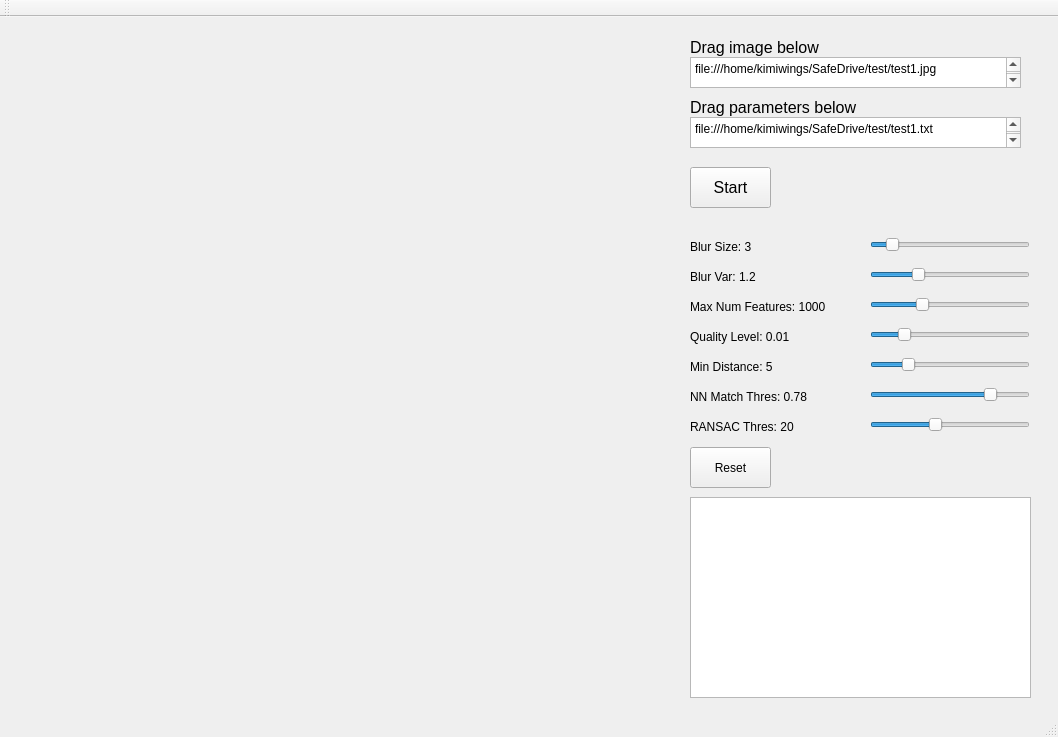
jiawei-mo/SafeDrive, file mainwindow.ui: the form before one commit.
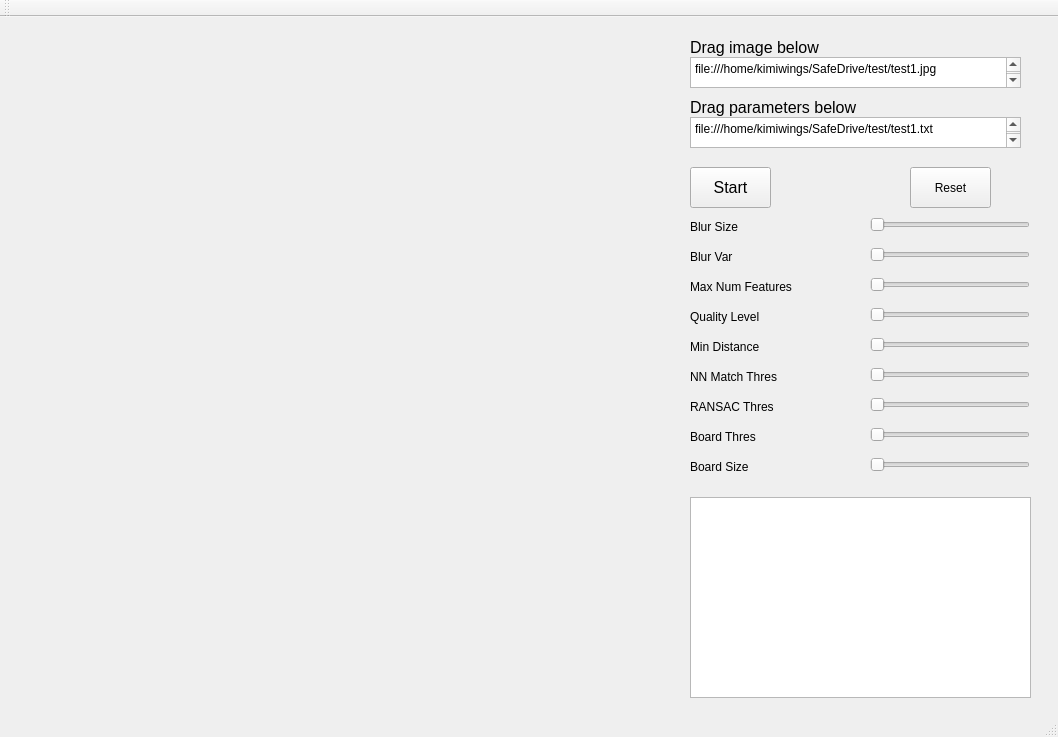
The form after the commit.

Diff of the .ui file:
```diff
--- a/mainwindow.ui
+++ b/mainwindow.ui
@@ -34,20 +34,20 @@
     <property name="geometry">
      <rect>
       <x>690</x>
-      <y>280</y>
+      <y>260</y>
       <width>161</width>
       <height>20</height>
      </rect>
     </property>
     <property name="text">
-     <string>Max Num Features: 1000</string>
+     <string>Max Num Features</string>
     </property>
    </widget>
    <widget class="QSlider" name="slider_MNF">
     <property name="geometry">
      <rect>
       <x>870</x>
-      <y>280</y>
+      <y>260</y>
       <width>160</width>
       <height>16</height>
      </rect>
@@ -64,8 +64,11 @@
     <property name="pageStep">
      <number>300</number>
     </property>
+    <property name="value">
+     <number>100</number>
+    </property>
     <property name="sliderPosition">
-     <number>1000</number>
+     <number>100</number>
     </property>
     <property name="orientation">
      <enum>Qt::Horizontal</enum>
@@ -75,7 +78,7 @@
     <property name="geometry">
      <rect>
       <x>870</x>
-      <y>310</y>
+      <y>290</y>
       <width>160</width>
       <height>16</height>
      </rect>
@@ -90,7 +93,7 @@
      <number>1</number>
     </property>
     <property name="value">
-     <number>10</number>
+     <number>1</number>
     </property>
     <property name="orientation">
      <enum>Qt::Horizontal</enum>
@@ -100,33 +103,33 @@
     <property name="geometry">
      <rect>
       <x>690</x>
-      <y>310</y>
+      <y>290</y>
       <width>161</width>
       <height>20</height>
      </rect>
     </property>
     <property name="text">
-     <string>Quality Level: 0.01</string>
+     <string>Quality Level</string>
     </property>
    </widget>
    <widget class="QLabel" name="label_NMT">
     <property name="geometry">
      <rect>
       <x>690</x>
-      <y>370</y>
+      <y>350</y>
       <width>161</width>
       <height>20</height>
      </rect>
     </property>
     <property name="text">
-     <string>NN Match Thres: 0.78</string>
+     <string>NN Match Thres</string>
     </property>
    </widget>
    <widget class="QSlider" name="slider_MD">
     <property name="geometry">
      <rect>
       <x>870</x>
-      <y>340</y>
+      <y>320</y>
       <width>160</width>
       <height>16</height>
      </rect>
@@ -138,10 +141,10 @@
      <number>20</number>
     </property>
     <property name="value">
-     <number>5</number>
+     <number>1</number>
     </property>
     <property name="sliderPosition">
-     <number>5</number>
+     <number>1</number>
     </property>
     <property name="orientation">
      <enum>Qt::Horizontal</enum>
@@ -151,7 +154,7 @@
     <property name="geometry">
      <rect>
       <x>870</x>
-      <y>370</y>
+      <y>350</y>
       <width>160</width>
       <height>16</height>
      </rect>
@@ -163,7 +166,7 @@
      <number>100</number>
     </property>
     <property name="value">
-     <number>78</number>
+     <number>0</number>
     </property>
     <property name="orientation">
      <enum>Qt::Horizontal</enum>
@@ -173,33 +176,33 @@
     <property name="geometry">
      <rect>
       <x>690</x>
-      <y>340</y>
+      <y>320</y>
       <width>161</width>
       <height>20</height>
      </rect>
     </property>
     <property name="text">
-     <string>Min Distance: 5</string>
+     <string>Min Distance</string>
     </property>
    </widget>
    <widget class="QLabel" name="label_RT">
     <property name="geometry">
      <rect>
       <x>690</x>
-      <y>400</y>
+      <y>380</y>
       <width>161</width>
       <height>20</height>
      </rect>
     </property>
     <property name="text">
-     <string>RANSAC Thres: 20</string>
+     <string>RANSAC Thres</string>
     </property>
    </widget>
    <widget class="QSlider" name="slider_BS">
     <property name="geometry">
      <rect>
       <x>870</x>
-      <y>220</y>
+      <y>200</y>
       <width>160</width>
       <height>16</height>
      </rect>
@@ -208,13 +211,13 @@
      <number>1</number>
     </property>
     <property name="maximum">
-     <number>20</number>
+     <number>10</number>
     </property>
     <property name="pageStep">
      <number>7</number>
     </property>
     <property name="value">
-     <number>3</number>
+     <number>1</number>
     </property>
     <property name="orientation">
      <enum>Qt::Horizontal</enum>
@@ -224,7 +227,7 @@
     <property name="geometry">
      <rect>
       <x>870</x>
-      <y>400</y>
+      <y>380</y>
       <width>160</width>
       <height>16</height>
      </rect>
@@ -233,10 +236,10 @@
      <number>0</number>
     </property>
     <property name="maximum">
-     <number>50</number>
+     <number>30</number>
     </property>
     <property name="value">
-     <number>20</number>
+     <number>0</number>
     </property>
     <property name="orientation">
      <enum>Qt::Horizontal</enum>
@@ -246,20 +249,20 @@
     <property name="geometry">
      <rect>
       <x>690</x>
-      <y>220</y>
+      <y>200</y>
       <width>161</width>
       <height>20</height>
      </rect>
     </property>
     <property name="text">
-     <string>Blur Size: 3</string>
+     <string>Blur Size</string>
     </property>
    </widget>
    <widget class="QPushButton" name="button_reset">
     <property name="geometry">
      <rect>
-      <x>690</x>
-      <y>430</y>
+      <x>910</x>
+      <y>150</y>
       <width>81</width>
       <height>41</height>
      </rect>
@@ -370,7 +373,7 @@
     <property name="geometry">
      <rect>
       <x>870</x>
-      <y>250</y>
+      <y>230</y>
       <width>160</width>
       <height>16</height>
      </rect>
@@ -379,13 +382,13 @@
      <number>1</number>
     </property>
     <property name="maximum">
-     <number>40</number>
+     <number>20</number>
     </property>
     <property name="pageStep">
      <number>7</number>
     </property>
     <property name="value">
-     <number>12</number>
+     <number>1</number>
     </property>
     <property name="orientation">
      <enum>Qt::Horizontal</enum>
@@ -395,13 +398,83 @@
     <property name="geometry">
      <rect>
       <x>690</x>
-      <y>250</y>
+      <y>230</y>
       <width>161</width>
       <height>20</height>
      </rect>
     </property>
     <property name="text">
-     <string>Blur Var: 1.2</string>
+     <string>Blur Var</string>
+    </property>
+   </widget>
+   <widget class="QLabel" name="label_BDT">
+    <property name="geometry">
+     <rect>
+      <x>690</x>
+      <y>410</y>
+      <width>161</width>
+      <height>20</height>
+     </rect>
+    </property>
+    <property name="text">
+     <string>Board Thres</string>
+    </property>
+   </widget>
+   <widget class="QLabel" name="label_BDS">
+    <property name="geometry">
+     <rect>
+      <x>690</x>
+      <y>440</y>
+      <width>161</width>
+      <height>20</height>
+     </rect>
+    </property>
+    <property name="text">
+     <string>Board Size</string>
+    </property>
+   </widget>
+   <widget class="QSlider" name="slider_BDS">
+    <property name="geometry">
+     <rect>
+      <x>870</x>
+      <y>440</y>
+      <width>160</width>
+      <height>16</height>
+     </rect>
+    </property>
+    <property name="minimum">
+     <number>0</number>
+    </property>
+    <property name="maximum">
+     <number>30</number>
+    </property>
+    <property name="value">
+     <number>0</number>
+    </property>
+    <property name="orientation">
+     <enum>Qt::Horizontal</enum>
+    </property>
+   </widget>
+   <widget class="QSlider" name="slider_BDT">
+    <property name="geometry">
+     <rect>
+      <x>870</x>
+      <y>410</y>
+      <width>160</width>
+      <height>16</height>
+     </rect>
+    </property>
+    <property name="minimum">
+     <number>0</number>
+    </property>
+    <property name="maximum">
+     <number>1000</number>
+    </property>
+    <property name="value">
+     <number>0</number>
+    </property>
+    <property name="orientation">
+     <enum>Qt::Horizontal</enum>
     </property>
    </widget>
   </widget>
```
